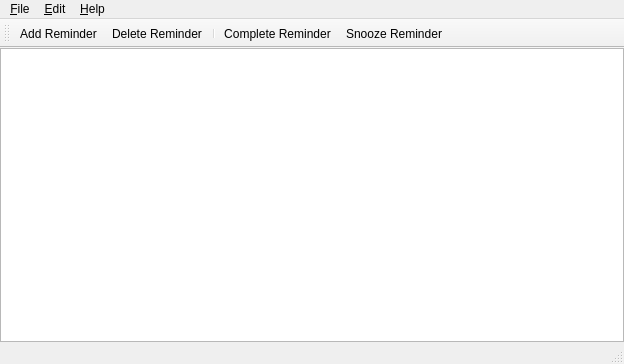
Qt form gui/RemindMeWidgets/mainwindow.ui (Skycoder42/Syrem) before a commit.
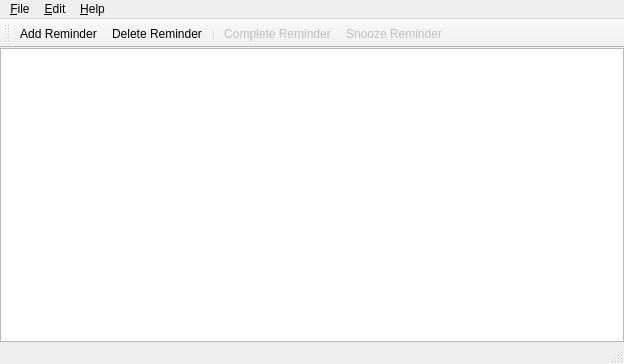
The same form after that commit. Icons and pictures are not drawn.

Diff of the .ui file:
```diff
--- a/gui/RemindMeWidgets/mainwindow.ui
+++ b/gui/RemindMeWidgets/mainwindow.ui
@@ -188,6 +188,9 @@
    </property>
   </action>
   <action name="action_Complete_Reminder">
+   <property name="enabled">
+    <bool>false</bool>
+   </property>
    <property name="icon">
 	<iconset theme="dialog-ok-apply">
 	 <normaloff>:/icons/complete.ico</normaloff>:/icons/complete.ico</iconset>
@@ -206,6 +209,9 @@
    </property>
   </action>
   <action name="action_Snooze_Reminder">
+   <property name="enabled">
+    <bool>false</bool>
+   </property>
    <property name="icon">
 	<iconset theme="alarm-symbolic">
 	 <normaloff>:/icons/snooze.ico</normaloff>:/icons/snooze.ico</iconset>
```
Left out of the diff: 20 changed lines with no effect on the pictures. Lines whose indentation alone changed are shown as unchanged.
